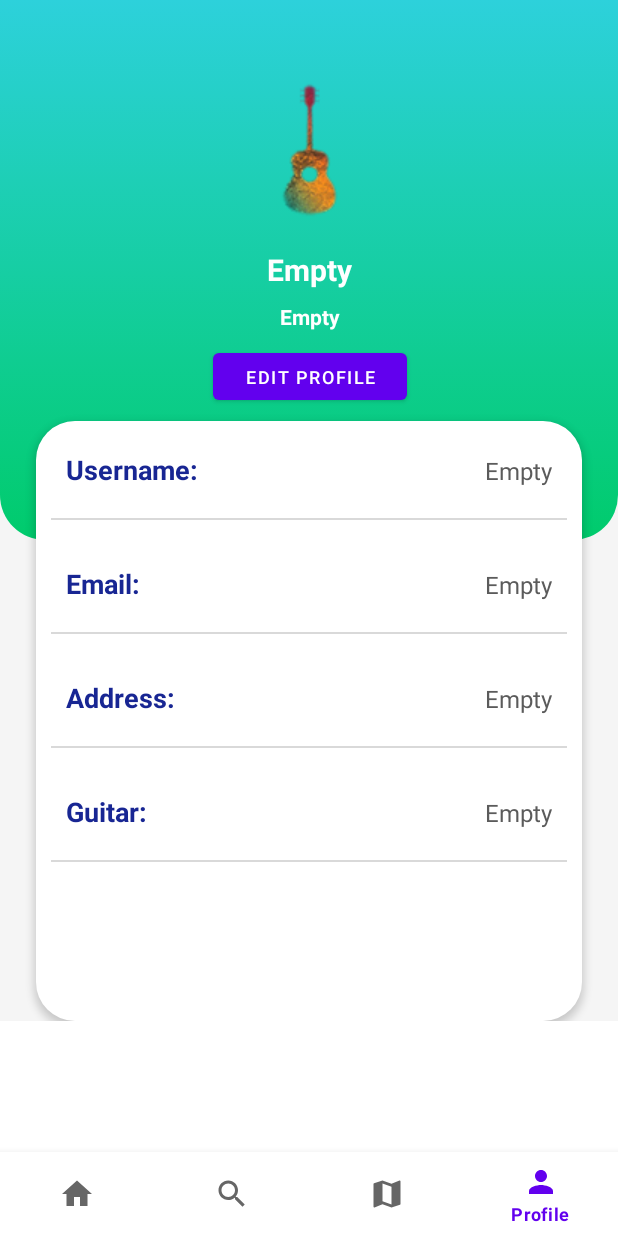
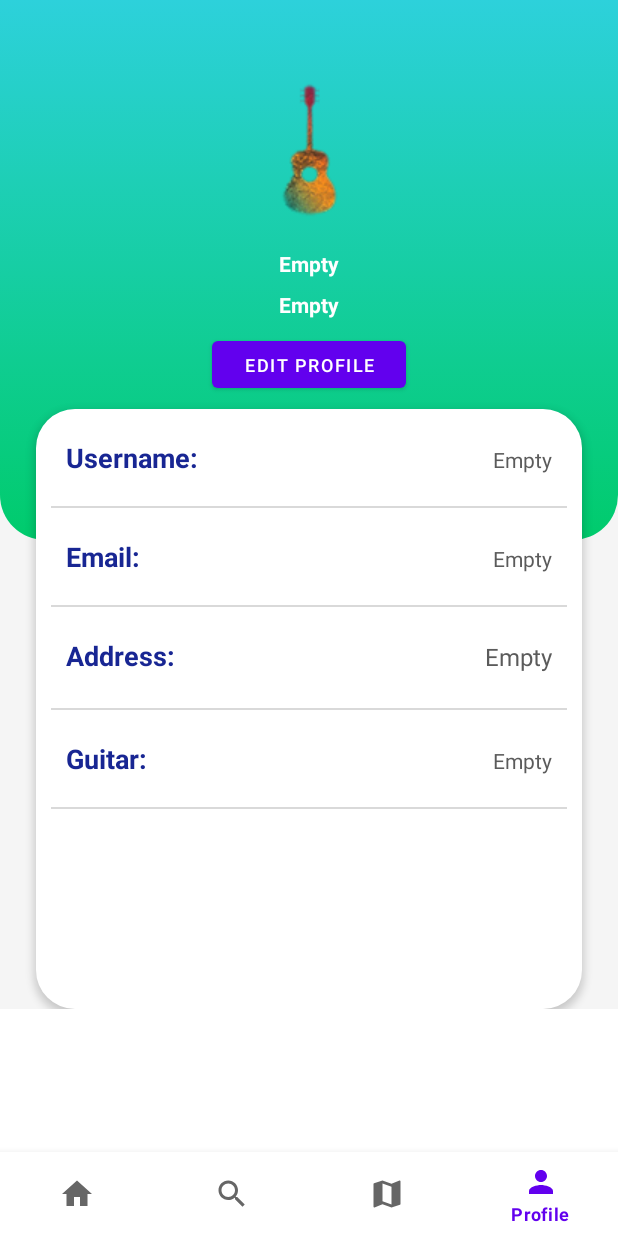
Before and after one commit to panosbabo/TakOwnersMart, an Android app: the screen it shows after launch (MainActivity), item 4 of the bottom bar chosen, on a phone screen of 412 x 824 dp. Run offline under Robolectric (Android 15) with nearby library versions, the phone set to English and light mode, and no system bars; our stand-ins replace Room's generated code.

Commit message:
Added autofill in Profile Editing Page & Refined page layout

```diff
--- a/app/src/main/java/com/example/takownersmart/ProfileEditing.java
+++ b/app/src/main/java/com/example/takownersmart/ProfileEditing.java
@@ -40,6 +40,14 @@ public class ProfileEditing extends AppCompatActivity {
         mEmailEditText = findViewById(R.id.emailinsert);
         mAddressEditText = findViewById(R.id.addressinsert);
         mGuitarEditText = findViewById(R.id.guitarinsert);
+
+        // Sets autofill for more convenient profile update
+        if(!db.profileDao().getprofile().isEmpty()) {
+            mUsernameEditText.setText(db.profileDao().getprofile().get(0).personUsername);
+            mEmailEditText.setText(db.profileDao().getprofile().get(0).personEmail);
+            mAddressEditText.setText(db.profileDao().getprofile().get(0).personAddress);
+            mGuitarEditText.setText(db.profileDao().getprofile().get(0).personGuitar);
+        }
 
         // Executor service to allow image fetching to an alternative thread
         ExecutorService service = Executors.newSingleThreadExecutor();
--- a/app/src/main/res/layout/activity_profile_editing_page.xml
+++ b/app/src/main/res/layout/activity_profile_editing_page.xml
@@ -46,7 +46,7 @@
                 android:layout_marginLeft="10dp"
                 android:layout_marginTop="10dp"
                 android:layout_weight="1"
-                android:text="Username:"
+                android:text="Username: "
                 android:textAlignment="viewStart"
                 android:textColor="#182693"
                 android:textSize="18sp"
@@ -54,15 +54,15 @@
 
             <EditText
                 android:id="@+id/usernameinsert"
-                android:layout_width="wrap_content"
+                android:layout_width="167dp"
                 android:layout_height="wrap_content"
                 android:layout_marginTop="10dp"
                 android:layout_marginRight="10dp"
                 android:ems="10"
-                android:textSize="16sp"
                 android:hint="Enter username"
+                android:inputType="textPersonName"
                 android:textAlignment="viewEnd"
-                android:inputType="textPersonName"/>
+                android:textSize="16sp" />
 
         </LinearLayout>
 
@@ -84,7 +84,6 @@
                 android:layout_width="wrap_content"
                 android:layout_height="wrap_content"
                 android:layout_marginLeft="10dp"
-                android:layout_marginTop="10dp"
                 android:layout_weight="1"
                 android:text="Email:"
                 android:textAlignment="viewStart"
@@ -98,7 +97,6 @@
                 android:layout_height="wrap_content"
                 android:layout_weight="1"
                 android:layout_marginLeft="10dp"
-                android:layout_marginTop="10dp"
                 android:textSize="16sp"
                 android:hint="Enter email address"
                 android:textAlignment="viewEnd"
@@ -122,10 +120,9 @@
 
             <TextView
                 android:id="@+id/addresstext"
-                android:layout_width="wrap_content"
+                android:layout_width="213dp"
                 android:layout_height="wrap_content"
                 android:layout_marginLeft="10dp"
-                android:layout_marginTop="10dp"
                 android:layout_marginRight="-55dp"
                 android:layout_weight="1"
                 android:text="Address:"
@@ -138,7 +135,6 @@
                 android:id="@+id/addressinsert"
                 android:layout_width="wrap_content"
                 android:layout_height="wrap_content"
-                android:layout_marginTop="10dp"
                 android:layout_marginRight="10dp"
                 android:ems="10"
                 android:textSize="16sp"
@@ -166,7 +162,6 @@
                 android:layout_width="wrap_content"
                 android:layout_height="wrap_content"
                 android:layout_marginLeft="10dp"
-                android:layout_marginTop="10dp"
                 android:layout_weight="1"
                 android:text="My Guitar:"
                 android:textAlignment="viewStart"
@@ -178,7 +173,6 @@
                 android:id="@+id/guitarinsert"
                 android:layout_width="wrap_content"
                 android:layout_height="wrap_content"
-                android:layout_marginTop="10dp"
                 android:layout_marginRight="10dp"
                 android:ems="10"
                 android:textSize="16sp"
--- a/app/src/main/res/layout/fragment_profile_page.xml
+++ b/app/src/main/res/layout/fragment_profile_page.xml
@@ -58,7 +58,7 @@
                         android:layout_height="wrap_content"
                         android:layout_marginTop="16dp"
                         android:textColor="#ffffff"
-                        android:textSize="20sp"
+                        android:autoSizeTextType="uniform"
                         android:textStyle="bold"
                         app:layout_constraintEnd_toEndOf="@+id/userimage"
                         app:layout_constraintStart_toStartOf="@+id/userimage"
@@ -70,7 +70,7 @@
                         android:layout_height="wrap_content"
                         android:layout_marginTop="8dp"
                         android:textColor="#ffffff"
-                        android:textSize="14sp"
+                        android:autoSizeTextType="uniform"
                         android:textStyle="bold"
                         app:layout_constraintEnd_toEndOf="@+id/username"
                         app:layout_constraintStart_toStartOf="@+id/username"
@@ -109,27 +109,27 @@
 
                             <TextView
                                 android:id="@+id/usernametext"
-                                android:layout_width="wrap_content"
+                                android:layout_width="198dp"
                                 android:layout_height="wrap_content"
+                                android:layout_marginLeft="10dp"
+                                android:layout_marginTop="10dp"
                                 android:layout_weight="1"
                                 android:text="Username:"
-                                android:textStyle="bold"
-                                android:layout_marginLeft="10dp"
+                                android:textAlignment="viewStart"
+                                android:textColor="#182693"
                                 android:textSize="18sp"
-                                android:textColor="#182693"
-                                android:textAlignment="viewStart"
-                                android:layout_marginTop="10dp"/>
+                                android:textStyle="bold" />
 
                             <TextView
                                 android:id="@+id/usernameinsert"
-                                android:layout_width="wrap_content"
+                                android:layout_width="match_parent"
                                 android:layout_height="wrap_content"
                                 android:layout_marginTop="10dp"
                                 android:layout_marginRight="10dp"
+                                android:autoSizeMaxTextSize="10sp"
                                 android:layout_weight="1"
                                 android:textAlignment="viewEnd"
-                                android:textColor="#5B5B5B"
-                                android:textSize="16sp" />
+                                android:textColor="#5B5B5B" />
 
                         </LinearLayout>
 
@@ -143,32 +143,31 @@
                         <LinearLayout
                             android:layout_width="match_parent"
                             android:layout_height="wrap_content"
-                            android:orientation="horizontal"
-                            android:layout_margin="10dp">
+                            android:layout_margin="10dp"
+                            android:orientation="horizontal">
 
                             <TextView
                                 android:id="@+id/emailtext"
-                                android:layout_width="wrap_content"
-                                android:layout_height="wrap_content"
+                                android:layout_width="124dp"
+                                android:layout_height="match_parent"
+                                android:layout_marginLeft="10dp"
                                 android:layout_weight="1"
                                 android:text="Email:"
-                                android:textStyle="bold"
-                                android:layout_marginLeft="10dp"
+                                android:textAlignment="viewStart"
+                                android:textColor="#182693"
                                 android:textSize="18sp"
-                                android:textColor="#182693"
-                                android:textAlignment="viewStart"
-                                android:layout_marginTop="10dp"/>
+                                android:textStyle="bold" />
 
                             <TextView
                                 android:id="@+id/emailinsert"
-                                android:layout_width="wrap_content"
+                                android:layout_width="match_parent"
                                 android:layout_height="wrap_content"
+                                android:layout_marginRight="10dp"
+                                android:layout_marginBottom="5dp"
                                 android:layout_weight="1"
-                                android:textColor="#5B5B5B"
-                                android:textSize="16sp"
+                                android:autoSizeTextType="uniform"
                                 android:textAlignment="viewEnd"
-                                android:layout_marginRight="10dp"
-                                android:layout_marginTop="10dp"/>
+                                android:textColor="#5B5B5B" />
 
                         </LinearLayout>
 
@@ -187,30 +186,27 @@
 
                             <TextView
                                 android:id="@+id/addresstext"
-                                android:layout_width="wrap_content"
-                                android:layout_height="wrap_content"
+                                android:layout_width="171dp"
+                                android:layout_height="match_parent"
+                                android:layout_marginLeft="10dp"
                                 android:layout_weight="1"
                                 android:text="Address:"
-                                android:textStyle="bold"
-                                android:layout_marginLeft="10dp"
-                                android:layout_marginRight="-55dp"
+                                android:textAlignment="viewStart"
+                                android:textColor="#182693"
                                 android:textSize="18sp"
-                                android:textColor="#182693"
-                                android:textAlignment="viewStart"
-                                android:layout_marginTop="10dp"/>
+                                android:textStyle="bold" />
 
                             <TextView
                                 android:id="@+id/addressinsert"
-                                android:layout_width="wrap_content"
+                                android:layout_width="match_parent"
                                 android:layout_height="wrap_content"
+                                android:layout_marginRight="10dp"
+                                android:layout_marginBottom="5dp"
                                 android:layout_weight="1"
                                 android:autoSizeTextType="uniform"
+                                android:textAlignment="viewEnd"
                                 android:textColor="#5B5B5B"
-                                android:textSize="16sp"
-                                android:textAlignment="viewEnd"
-                                android:layout_marginLeft="15dp"
-                                android:layout_marginRight="10dp"
-                                android:layout_marginTop="10dp"/>
+                                android:textSize="16sp" />
 
                         </LinearLayout>
 
@@ -229,27 +225,26 @@
 
                             <TextView
                                 android:id="@+id/guitartext"
-                                android:layout_width="wrap_content"
+                                android:layout_width="134dp"
                                 android:layout_height="wrap_content"
+                                android:layout_marginLeft="10dp"
                                 android:layout_weight="1"
                                 android:text="Guitar:"
-                                android:textStyle="bold"
-                                android:layout_marginLeft="10dp"
+                                android:textAlignment="viewStart"
+                                android:textColor="#182693"
                                 android:textSize="18sp"
-                                android:textColor="#182693"
-                                android:textAlignment="viewStart"
-                                android:layout_marginTop="10dp"/>
+                                android:textStyle="bold" />
 
                             <TextView
                                 android:id="@+id/guitarinsert"
-                                android:layout_width="wrap_content"
+                                android:layout_width="match_parent"
                                 android:layout_height="wrap_content"
                                 android:layout_weight="1"
                                 android:textColor="#5B5B5B"
-                                android:textSize="16sp"
+                                android:autoSizeTextType="uniform"
                                 android:textAlignment="viewEnd"
                                 android:layout_marginRight="10dp"
-                                android:layout_marginTop="10dp"/>
+                                android:layout_marginBottom="5dp"/>
 
                         </LinearLayout>
 
```
Also changed, not shown: app/src/main/res/raw/guitar_list.csv (+6 -6 lines).
